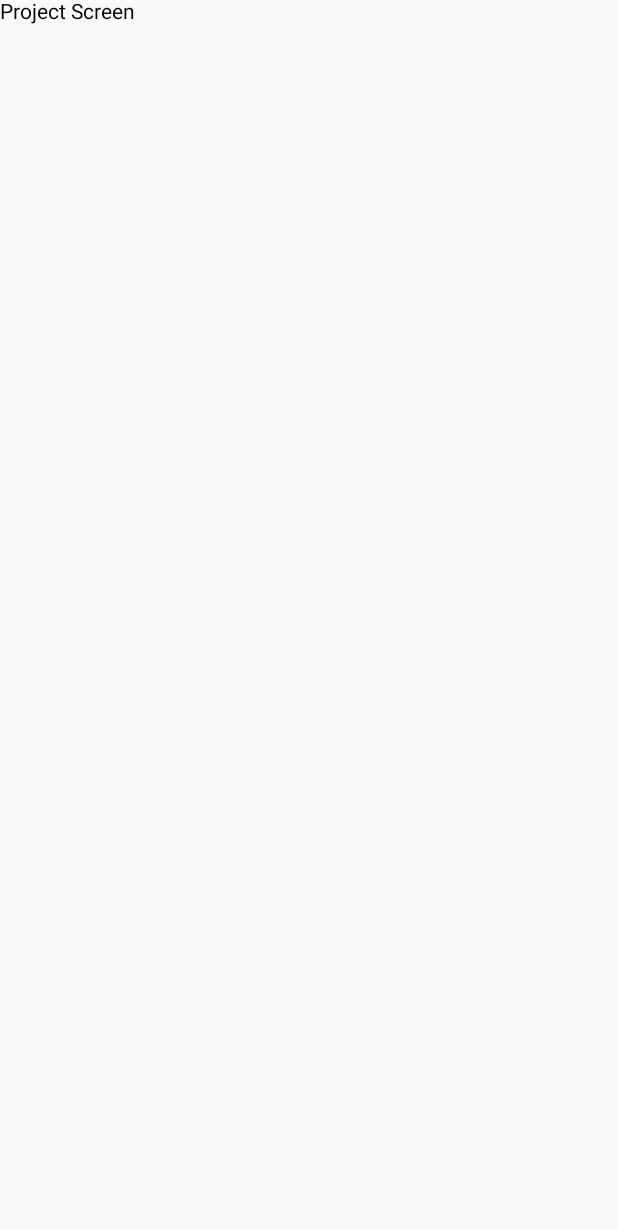
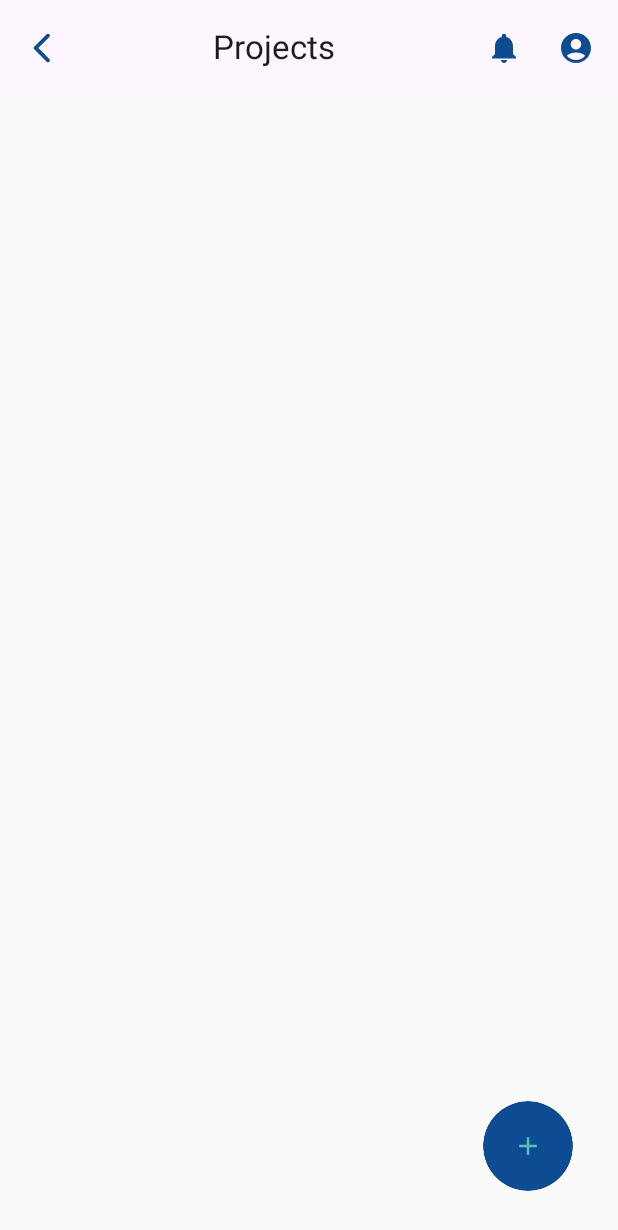
Before and after one commit to badcapitainn/progressio, an Android app built with Jetpack Compose: the ProjectScreen screen opened through its navigation route, on a phone screen of 412 x 824 dp. Before the commit the part shown is almost empty. Shown: the top 1230 px of the screen. Run offline under Robolectric (Android 15) with nearby library versions, the phone set to English and light mode, and no system bars; our stand-ins replace Dagger/Hilt's generated code, Firebase (no records; nobody signed in at launch, a user with empty details on screens opened directly).

Commit message:
Working on CRUD for projects

```diff
--- a/app/src/main/java/com/example/progressio/components/TopBar.kt
+++ b/app/src/main/java/com/example/progressio/components/TopBar.kt
@@ -21,6 +21,7 @@ import androidx.compose.material3.Text
 import androidx.compose.material3.TopAppBar
 import androidx.compose.material3.TopAppBarDefaults
 import androidx.compose.ui.Modifier
+import androidx.compose.ui.graphics.vector.ImageVector
 import androidx.compose.ui.input.nestedscroll.nestedScroll
 import androidx.compose.ui.res.stringResource
 import androidx.compose.ui.text.style.TextAlign
@@ -35,28 +36,32 @@ import com.example.progressio.ui.theme.Blue
 fun TopBar(
     menuOnClick: ()-> Unit,
     notificationOnClick: ()-> Unit,
-    profileOnClick: ()-> Unit
+    profileOnClick: ()-> Unit,
+    firstIcon: ImageVector = Icons.Filled.Menu,
+    text: String = stringResource(R.string.app_name),
+    secondIcon: ImageVector = Icons.Filled.Notifications,
+    thirdIcon: ImageVector = Icons.Filled.AccountCircle
 
 ) {
     TopAppBar(
         title = {
             Text(
-                text = stringResource(R.string.app_name),
+                text = text,
                 modifier = Modifier.fillMaxWidth(),
                 textAlign = TextAlign.Center
             )
         },
         navigationIcon = {
             IconButton(onClick = menuOnClick) {
-                Icon(Icons.Filled.Menu, contentDescription = "Navigation Menu", tint = Blue)
+                Icon(firstIcon, contentDescription = "", tint = Blue)
             }
         },
         actions = {
             IconButton(onClick = notificationOnClick) {
-                Icon(Icons.Filled.Notifications, contentDescription = "Notifications", tint = Blue)
+                Icon(secondIcon, contentDescription = "", tint = Blue)
             }
             IconButton(onClick = profileOnClick) {
-                Icon(Icons.Filled.AccountCircle, contentDescription = "Profile", tint = Blue)
+                Icon(thirdIcon, contentDescription = "", tint = Blue)
             }
         }
     )
--- a/app/src/main/java/com/example/progressio/navigation/Screen.kt
+++ b/app/src/main/java/com/example/progressio/navigation/Screen.kt
@@ -9,4 +9,5 @@ sealed class Screen(
     object  Home: Screen(route = "HomeScreen")
     object Profile: Screen(route = "ProfileScreen")
     object Project: Screen(route = "ProjectScreen")
+    object AddProject: Screen(route = "AddProjectScreen")
 }
--- a/app/src/main/java/com/example/progressio/navigation/navGraph.kt
+++ b/app/src/main/java/com/example/progressio/navigation/navGraph.kt
@@ -5,6 +5,7 @@ import androidx.navigation.NavHostController
 import androidx.navigation.compose.NavHost
 import androidx.navigation.compose.composable
 import com.example.progressio.firebase.FirebaseViewModel
+import com.example.progressio.screens.AddProjectScreen
 import com.example.progressio.screens.HomeScreen
 import com.example.progressio.screens.LoginScreen
 import com.example.progressio.screens.ProfileScreen
@@ -56,7 +57,13 @@ fun SetupNavGraph(
         composable(
             route = Screen.Project.route
         ){
-            ProjectScreen()
+            ProjectScreen(navController)
+        }
+
+        composable(
+            route = Screen.AddProject.route
+        ){
+            AddProjectScreen(navController)
         }
 
     }
--- a/app/src/main/java/com/example/progressio/screens/ProjectScreen.kt
+++ b/app/src/main/java/com/example/progressio/screens/ProjectScreen.kt
@@ -1,10 +1,83 @@
 package com.example.progressio.screens
 
+
+import androidx.compose.foundation.layout.Arrangement
+import androidx.compose.foundation.layout.Box
+import androidx.compose.foundation.layout.Column
+import androidx.compose.foundation.layout.Row
+import androidx.compose.foundation.layout.fillMaxSize
+import androidx.compose.foundation.layout.fillMaxWidth
+import androidx.compose.foundation.layout.padding
+import androidx.compose.foundation.layout.size
+import androidx.compose.foundation.shape.CircleShape
+import androidx.compose.foundation.shape.RoundedCornerShape
+import androidx.compose.material.icons.Icons
+import androidx.compose.material.icons.filled.Add
+import androidx.compose.material.icons.rounded.Add
+import androidx.compose.material.icons.rounded.ArrowBackIosNew
+import androidx.compose.material.icons.twotone.Add
+import androidx.compose.material3.Icon
+import androidx.compose.material3.IconButton
+import androidx.compose.material3.IconButtonDefaults
 import androidx.compose.material3.Text
 import androidx.compose.runtime.Composable
+import androidx.compose.ui.Alignment
+import androidx.compose.ui.Modifier
+import androidx.compose.ui.draw.clip
+import androidx.compose.ui.draw.shadow
+import androidx.compose.ui.graphics.Color
+import androidx.compose.ui.text.font.FontWeight
+import androidx.compose.ui.tooling.preview.Preview
+import androidx.compose.ui.unit.dp
+import androidx.compose.ui.unit.sp
+import androidx.navigation.NavController
+import androidx.navigation.compose.rememberNavController
+import com.example.progressio.components.TopBar
+import com.example.progressio.navigation.Screen
+import com.example.progressio.ui.theme.Blue
+import com.example.progressio.ui.theme.Tail600
 
 @Composable
-fun ProjectScreen() {
-    Text(text = "Project Screen")
+fun ProjectScreen(
+    navController: NavController
+) {
+    Column(
+        modifier = Modifier
+            .fillMaxSize(),
+    ){
+        TopBar(
+            profileOnClick = {navController.navigate(route = Screen.Profile.route)},
+            menuOnClick = {navController.popBackStack()},
+            notificationOnClick = {},
+            firstIcon = Icons.Rounded.ArrowBackIosNew,
+            text = "Projects"
+        )
+
+        Box(
+            modifier = Modifier
+                .fillMaxSize(),
+            contentAlignment = Alignment.BottomEnd
+        ) {
+            IconButton(
+                modifier = Modifier
+                    .padding(30.dp)
+                    .clip(RoundedCornerShape(50.dp))
+                    .size(60.dp)
+                    .shadow(30.dp),
+                onClick = {navController.navigate(Screen.AddProject.route)},
+                colors = IconButtonDefaults.iconButtonColors(containerColor = Blue)
+            ) {
+                Icon(modifier = Modifier.size(20.dp), imageVector = Icons.Default.Add, contentDescription ="", tint = Tail600 )
+            }
+        }
+
+    }
 
 }
+@Preview
+@Composable
+fun ProjectScreenPreview() {
+    val navController = rememberNavController()
+    ProjectScreen(navController = navController)
+
+}
```
Also changed, not shown: app/src/main/java/com/example/progressio/components/MyButtons.kt (+23 -0 lines), app/src/main/java/com/example/progressio/screens/AddProjectScreen.kt (added, +29 -0 lines).
